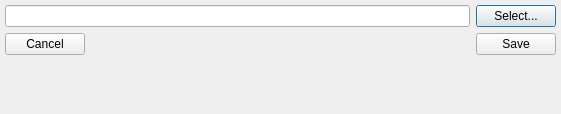
The window that player/proj.qt/preferenceui.ui (chukong/quick-cocos2d-x) describes before a commit, drawn with Qt 5.
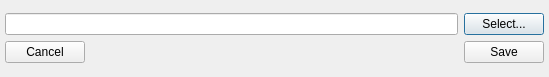
The same window after the commit.

```diff
--- a/player/proj.qt/preferenceui.ui
+++ b/player/proj.qt/preferenceui.ui
@@ -6,8 +6,8 @@
    <rect>
     <x>0</x>
     <y>0</y>
-    <width>561</width>
-    <height>114</height>
+    <width>549</width>
+    <height>77</height>
    </rect>
   </property>
   <property name="windowTitle">
@@ -73,19 +73,6 @@
      </item>
     </layout>
    </item>
-   <item row="1" column="0">
-    <spacer name="verticalSpacer">
-     <property name="orientation">
-      <enum>Qt::Vertical</enum>
-     </property>
-     <property name="sizeHint" stdset="0">
-      <size>
-       <width>20</width>
-       <height>0</height>
-      </size>
-     </property>
-    </spacer>
-   </item>
   </layout>
  </widget>
  <resources/>
```
